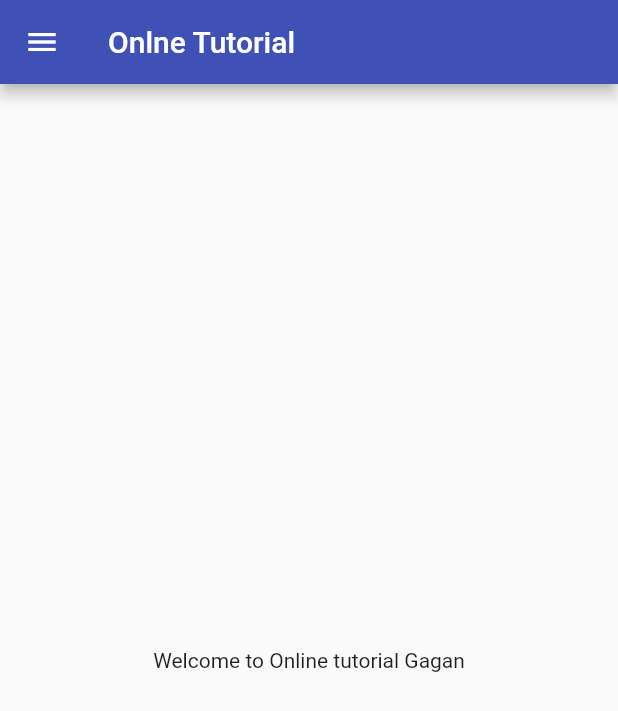
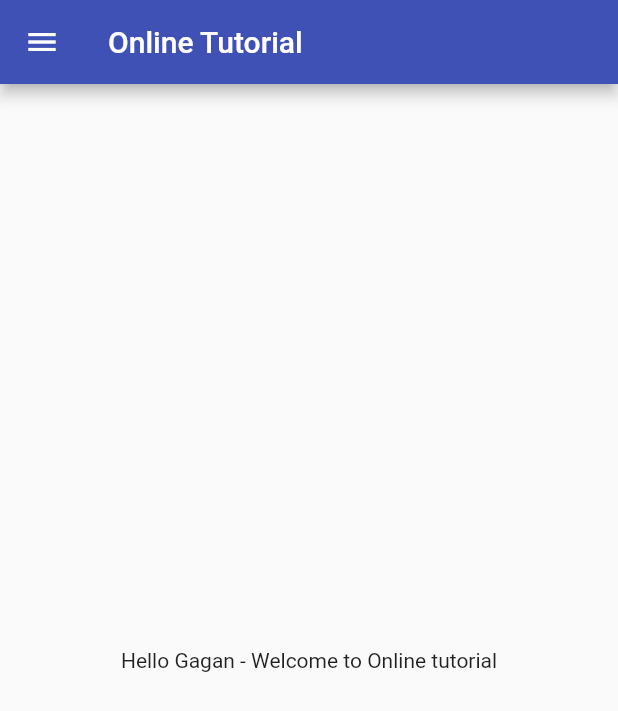
Before and after one commit to GaganSharma05/Items_Catalogue, a Flutter app: the Homepage screen opened by its route, on a phone screen of 412 x 824 dp. Shown: the top 711 px of the screen. Run offline on Flutter 3.47's test engine with Material 2 defaults, Android fonts, the light colour scheme and no system bars.

Commit message:
changes on home.dart

```diff
--- a/lib/pages/home.dart
+++ b/lib/pages/home.dart
@@ -8,10 +8,11 @@ class Homepage extends StatelessWidget {
   Widget build(BuildContext context) {
     return Scaffold(
       appBar: AppBar(
-        title: Text("Onlne Tutorial"),
+        title: Text("Online Tutorial"),
       ),
       body: Center(
-        child: Container(child: Text("Welcome to Online tutorial $name")),
+        child:
+            Container(child: Text("Hello $name - Welcome to Online tutorial")),
       ),
       drawer: MyDrawer(),
     );
```
